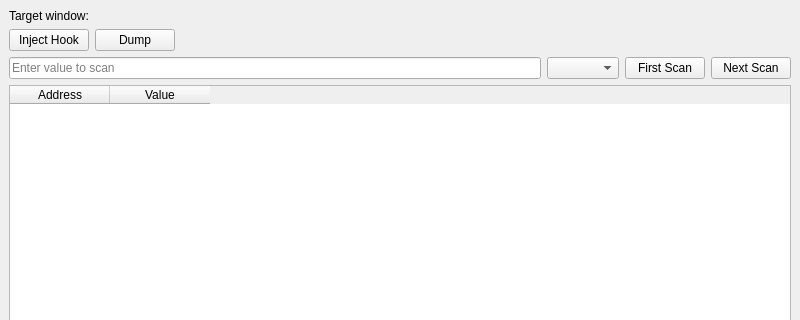
Old version of the form gui/mainwindow.ui in the repository Alexandr4702/HackHook; both pictures show x 0 to 800 and y 0 to 320 of the 800 by 600 pixel window.
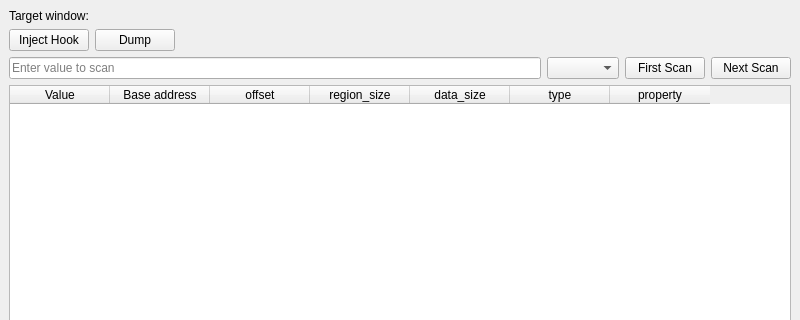
New version of the form. Custom widgets are drawn as their Qt base class.

Patch:
```diff
--- a/gui/mainwindow.ui
+++ b/gui/mainwindow.ui
@@ -96,18 +96,43 @@
     <item>
      <widget class="QTableWidget" name="resultsTable">
       <property name="columnCount">
-       <number>2</number>
+       <number>7</number>
       </property>
-      <column>
-       <property name="text">
-        <string>Address</string>
-       </property>
-      </column>
-      <column>
+    <column>
        <property name="text">
         <string>Value</string>
        </property>
       </column>
+    <column>
+       <property name="text">
+        <string>Base address</string>
+       </property>
+      </column>
+    <column>
+       <property name="text">
+        <string>offset</string>
+       </property>
+      </column>
+    <column>
+       <property name="text">
+        <string>region_size</string>
+       </property>
+      </column>
+    <column>
+       <property name="text">
+        <string>data_size</string>
+       </property>
+      </column>
+    <column>
+       <property name="text">
+        <string>type</string>
+       </property>
+      </column>
+    <column>
+       <property name="text">
+        <string>property</string>
+       </property>
+    </column>
      </widget>
     </item>
     <item>
```
